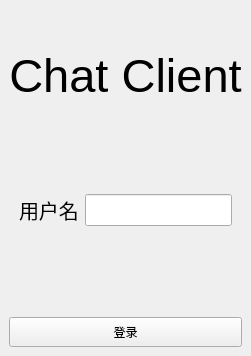
This is mainwindow.ui in lingdingyang/Chat_Client as Qt 5 draws it before an edit. The edited form follows.
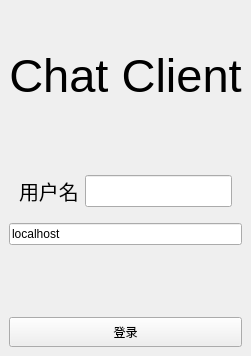
This is the edited form.

The edit to the form file:
```diff
--- a/mainwindow.ui
+++ b/mainwindow.ui
@@ -135,6 +135,29 @@
       </item>
      </layout>
     </item>
+    <item>
+     <spacer name="verticalSpacer_4">
+      <property name="orientation">
+       <enum>Qt::Vertical</enum>
+      </property>
+      <property name="sizeType">
+       <enum>QSizePolicy::Maximum</enum>
+      </property>
+      <property name="sizeHint" stdset="0">
+       <size>
+        <width>20</width>
+        <height>10</height>
+       </size>
+      </property>
+     </spacer>
+    </item>
+    <item>
+     <widget class="QLineEdit" name="lineEdit">
+      <property name="text">
+       <string>localhost</string>
+      </property>
+     </widget>
+    </item>
     <item>
      <spacer name="verticalSpacer">
       <property name="orientation">
```
